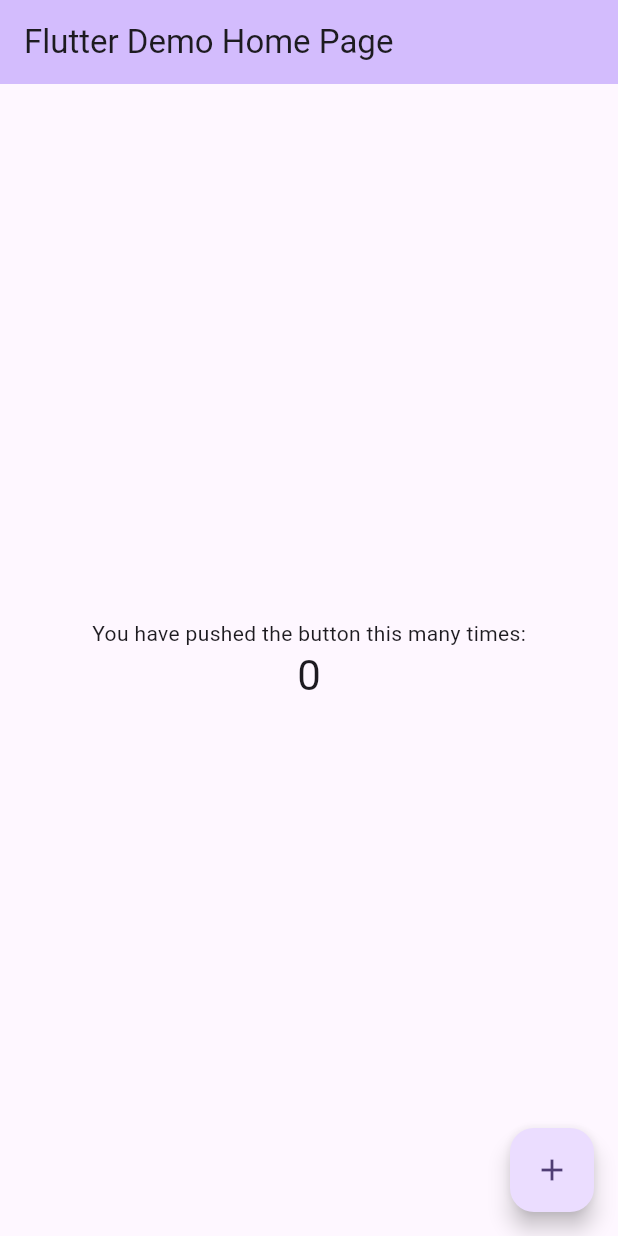
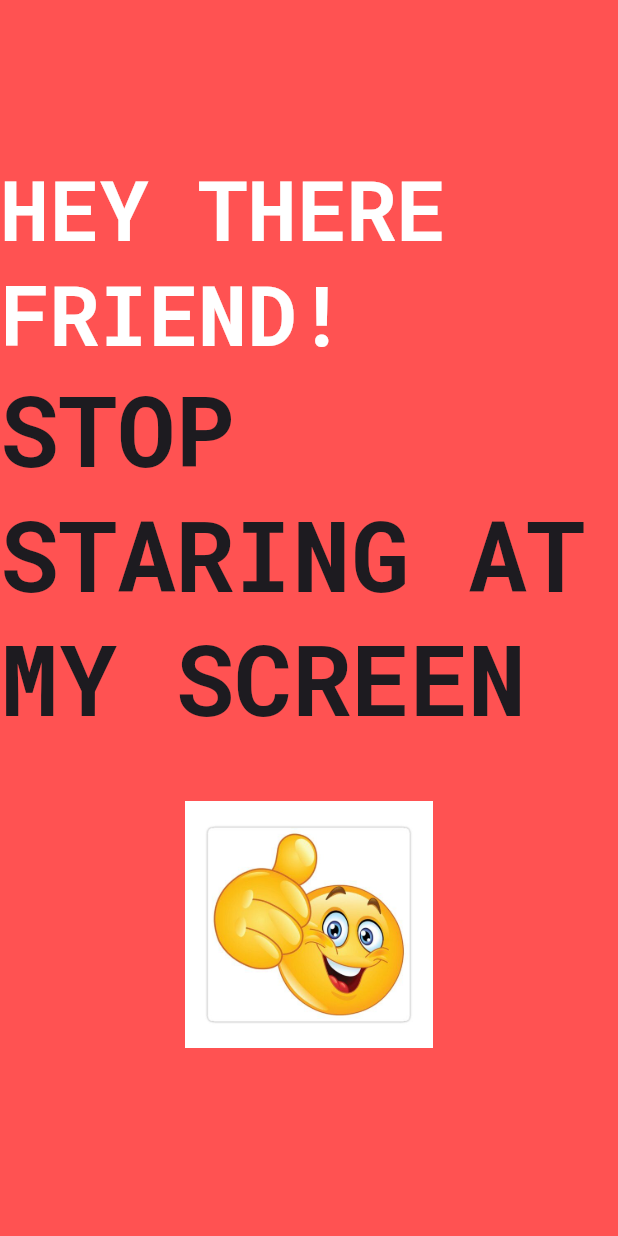
Before and after one commit to nikhil-RGB/stop-staring-asshole, a Flutter app: the screen it shows after launch, on a phone screen of 412 x 824 dp. Run offline on Flutter 3.47's test engine with Material 3 defaults, Android fonts, the phone set to English and light mode, and no system bars; our stand-ins replace google_fonts.

Commit message:
💀 Stop staring screen made

```diff
--- a/lib/main.dart
+++ b/lib/main.dart
@@ -1,4 +1,5 @@
 import 'package:flutter/material.dart';
+import 'package:google_fonts/google_fonts.dart';
 
 void main() {
   runApp(const MyApp());
@@ -11,115 +12,53 @@ class MyApp extends StatelessWidget {
   @override
   Widget build(BuildContext context) {
     return MaterialApp(
-      title: 'Flutter Demo',
+      title: 'Stop Staring Asshole',
       theme: ThemeData(
-        // This is the theme of your application.
-        //
-        // TRY THIS: Try running your application with "flutter run". You'll see
-        // the application has a purple toolbar. Then, without quitting the app,
-        // try changing the seedColor in the colorScheme below to Colors.green
-        // and then invoke "hot reload" (save your changes or press the "hot
-        // reload" button in a Flutter-supported IDE, or press "r" if you used
-        // the command line to start the app).
-        //
-        // Notice that the counter didn't reset back to zero; the application
-        // state is not lost during the reload. To reset the state, use hot
-        // restart instead.
-        //
-        // This works for code too, not just values: Most code changes can be
-        // tested with just a hot reload.
-        colorScheme: ColorScheme.fromSeed(seedColor: Colors.deepPurple),
+        colorScheme: ColorScheme.fromSeed(seedColor: Colors.redAccent),
         useMaterial3: true,
+        textTheme: GoogleFonts.robotoMonoTextTheme(),
       ),
-      home: const MyHomePage(title: 'Flutter Demo Home Page'),
+      home: const MyHomePage(),
     );
   }
 }
 
-class MyHomePage extends StatefulWidget {
-  const MyHomePage({super.key, required this.title});
-
-  // This widget is the home page of your application. It is stateful, meaning
-  // that it has a State object (defined below) that contains fields that affect
-  // how it looks.
-
-  // This class is the configuration for the state. It holds the values (in this
-  // case the title) provided by the parent (in this case the App widget) and
-  // used by the build method of the State. Fields in a Widget subclass are
-  // always marked "final".
-
-  final String title;
-
-  @override
-  State<MyHomePage> createState() => _MyHomePageState();
-}
-
-class _MyHomePageState extends State<MyHomePage> {
-  int _counter = 0;
-
-  void _incrementCounter() {
-    setState(() {
-      // This call to setState tells the Flutter framework that something has
-      // changed in this State, which causes it to rerun the build method below
-      // so that the display can reflect the updated values. If we changed
-      // _counter without calling setState(), then the build method would not be
-      // called again, and so nothing would appear to happen.
-      _counter++;
-    });
-  }
-
+class MyHomePage extends StatelessWidget {
+  const MyHomePage({super.key});
   @override
   Widget build(BuildContext context) {
-    // This method is rerun every time setState is called, for instance as done
-    // by the _incrementCounter method above.
-    //
-    // The Flutter framework has been optimized to make rerunning build methods
-    // fast, so that you can just rebuild anything that needs updating rather
-    // than having to individually change instances of widgets.
-    return Scaffold(
-      appBar: AppBar(
-        // TRY THIS: Try changing the color here to a specific color (to
-        // Colors.amber, perhaps?) and trigger a hot reload to see the AppBar
-        // change color while the other colors stay the same.
-        backgroundColor: Theme.of(context).colorScheme.inversePrimary,
-        // Here we take the value from the MyHomePage object that was created by
-        // the App.build method, and use it to set our appbar title.
-        title: Text(widget.title),
-      ),
+    return SafeArea(
+        child: Scaffold(
+      backgroundColor: Colors.redAccent,
       body: Center(
-        // Center is a layout widget. It takes a single child and positions it
-        // in the middle of the parent.
         child: Column(
-          // Column is also a layout widget. It takes a list of children and
-          // arranges them vertically. By default, it sizes itself to fit its
-          // children horizontally, and tries to be as tall as its parent.
-          //
-          // Column has various properties to control how it sizes itself and
-          // how it positions its children. Here we use mainAxisAlignment to
-          // center the children vertically; the main axis here is the vertical
-          // axis because Columns are vertical (the cross axis would be
-          // horizontal).
-          //
-          // TRY THIS: Invoke "debug painting" (choose the "Toggle Debug Paint"
-          // action in the IDE, or press "p" in the console), to see the
-          // wireframe for each widget.
+          crossAxisAlignment: CrossAxisAlignment.center,
           mainAxisAlignment: MainAxisAlignment.center,
-          children: <Widget>[
-            const Text(
-              'You have pushed the button this many times:',
+          children: [
+            Text(
+              "HEY THERE FRIEND!",
+              style: Theme.of(context).textTheme.titleLarge!.copyWith(
+                  fontSize: 55,
+                  fontWeight: FontWeight.bold,
+                  color: Colors.white),
             ),
             Text(
-              '$_counter',
-              style: Theme.of(context).textTheme.headlineMedium,
+              "STOP STARING AT MY SCREEN",
+              style: Theme.of(context)
+                  .textTheme
+                  .titleLarge!
+                  .copyWith(fontSize: 65, fontWeight: FontWeight.bold),
             ),
+            const SizedBox(
+              height: 20,
+            ),
+            SizedBox(
+                height: MediaQuery.of(context).size.height * 0.25,
+                width: MediaQuery.of(context).size.width * 0.4,
+                child: Image.asset("assets/STOP_SMILE.jpeg")),
           ],
         ),
       ),
-      floatingActionButton: FloatingActionButton(
-        onPressed: _incrementCounter,
-        tooltip: 'Increment',
-        child: const Icon(Icons.add),
-      ), // This trailing comma makes auto-formatting nicer for build methods.
-    );
+    ));
   }
 }
--- a/pubspec.yaml
+++ b/pubspec.yaml
@@ -35,6 +35,7 @@ dependencies:
   # The following adds the Cupertino Icons font to your application.
   # Use with the CupertinoIcons class for iOS style icons.
   cupertino_icons: ^1.0.6
+  google_fonts: ^6.2.1
 
 dev_dependencies:
   flutter_test:
@@ -59,8 +60,8 @@ flutter:
   uses-material-design: true
 
   # To add assets to your application, add an assets section, like this:
-  # assets:
-  #   - images/a_dot_burr.jpeg
+  assets:
+    - assets/
   #   - images/a_dot_ham.jpeg
 
   # An image asset can refer to one or more resolution-specific "variants", see
```
Also changed, not shown: assets/STOP_SMILE.jpeg (added), pubspec.lock, 1 other file.
